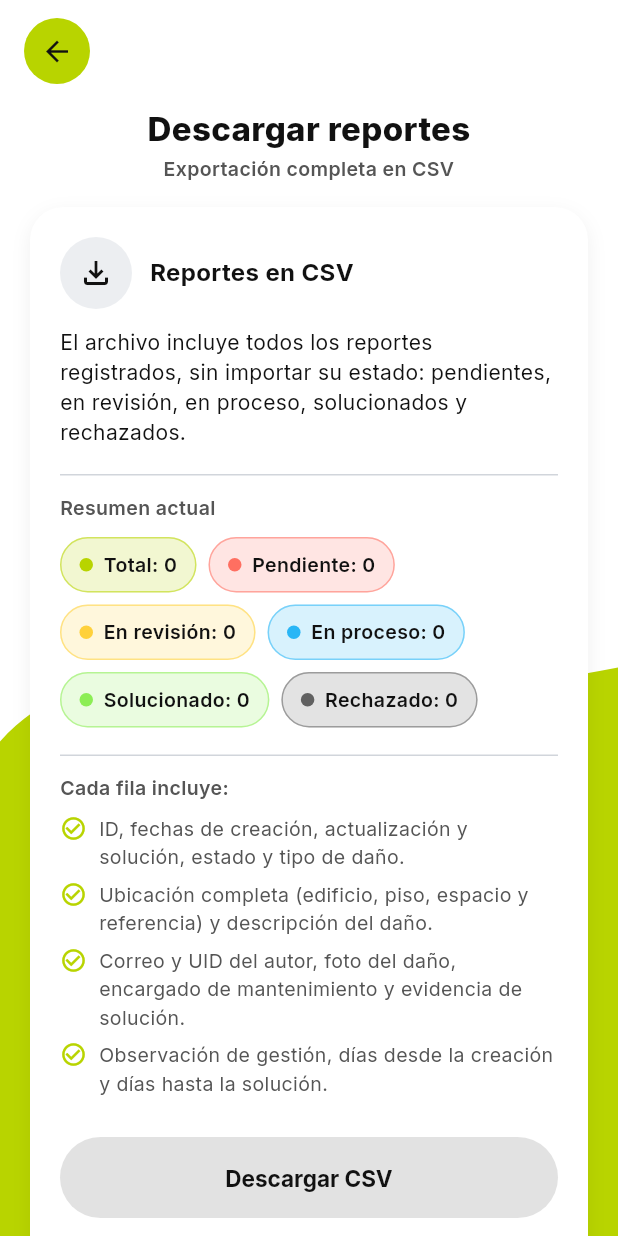
After one commit to JuanAyala21-IA/Prueba_Repcampusoft, a Flutter app: the ExportReportsScreen screen opened by its route, on a phone screen of 412 x 824 dp. The commit adds this screen. Run offline on Flutter 3.47's test engine with Material 3 defaults, Android fonts, the phone set to English and light mode, and no system bars; our stand-ins replace cloud_firestore, connectivity_plus, device_info_plus, firebase_auth, firebase_core, firebase_messaging and 9 more; missing offline and left inert: file_saver; accounts and stored records are empty.

Commit message:
Agrega exportacion CSV de todos los reportes para superadministrador

```diff
--- a/lib/features/home/presentation/admin_home_screen.dart
+++ b/lib/features/home/presentation/admin_home_screen.dart
@@ -174,6 +174,11 @@ class AdminHomeScreen extends ConsumerWidget {
                           titulo: 'Fallas de la app',
                           onTap: () => context.push(AppRoutes.fallasApp),
                         ),
+                        DashboardTile(
+                          icono: Icons.file_download_outlined,
+                          titulo: 'Descargar reportes (CSV)',
+                          onTap: () => context.push(AppRoutes.exportarReportes),
+                        ),
                       ],
                     ],
                   ),
--- a/lib/features/reportes/data/firebase_reporte_repository.dart
+++ b/lib/features/reportes/data/firebase_reporte_repository.dart
@@ -584,6 +584,8 @@ class FirebaseReporteRepository implements ReporteRepository {
       estado: EstadoReporte.fromValor(data['estado'] as String),
       tieneFoto: data['tieneFoto'] as bool? ?? false,
       creadoEn: (data['creadoEn'] as Timestamp?)?.toDate() ?? DateTime.now(),
+      actualizadoEn: (data['actualizadoEn'] as Timestamp?)?.toDate(),
+      observacionAdmin: data['observacionAdmin'] as String?,
       encargadoUid: data['encargadoUid'] as String?,
       encargadoNombre: data['encargadoNombre'] as String?,
       asignadoA: data['asignadoA'] as String?,
--- a/lib/features/reportes/domain/reporte.dart
+++ b/lib/features/reportes/domain/reporte.dart
@@ -99,6 +99,8 @@ class Reporte {
     required this.estado,
     required this.tieneFoto,
     required this.creadoEn,
+    this.actualizadoEn,
+    this.observacionAdmin,
     this.encargadoUid,
     this.encargadoNombre,
     this.asignadoA,
@@ -129,6 +131,14 @@ class Reporte {
   /// `tieneFoto == true` si existe `reports/{id}/media/foto` (§2.4/RNF-06).
   final bool tieneFoto;
   final DateTime creadoEn;
+
+  /// Última modificación del reporte (`actualizadoEn` en Firestore). También
+  /// marca la fecha de solución cuando [estado] es `Solucionado`.
+  final DateTime? actualizadoEn;
+
+  /// Observación escrita por el funcionario al gestionar el reporte (por
+  /// ejemplo, el motivo del rechazo).
+  final String? observacionAdmin;
 
   /// Funcionario (administrativo o mantenimiento) que solucionó el daño.
   /// Se registra al pasar el reporte a `Solucionado`.
--- /dev/null
+++ b/lib/features/reportes/domain/reporte_csv.dart
@@ -0,0 +1,143 @@
+import 'reporte.dart';
+
+/// Separador usado en el CSV. Se usa `;` para que Excel en español (Colombia)
+/// abra el archivo directamente en columnas al hacer doble clic.
+const String separadorCsvReportes = ';';
+
+/// Encabezados del CSV de reportes, en el mismo orden en que se escriben las
+/// columnas. Se exponen para documentación y pruebas.
+const List<String> encabezadosCsvReportes = <String>[
+  'ID del reporte',
+  'Fecha de creación',
+  'Última actualización',
+  'Estado',
+  'Tipo de daño',
+  'Tipo de ubicación',
+  'Edificio',
+  'Piso',
+  'Espacio',
+  'Referencia',
+  'Ubicación completa',
+  'Descripción',
+  'Correo del autor',
+  'UID del autor',
+  'Tiene foto del daño',
+  'Asignado a',
+  'UID del asignado',
+  'Fecha de asignación',
+  'Solucionado por',
+  'UID de quien solucionó',
+  'Tiene evidencia de solución',
+  'Observación de gestión',
+  'Días desde la creación',
+  'Días hasta la solución',
+];
+
+/// Genera el contenido CSV (UTF-8 con BOM) con **todos** los reportes.
+///
+/// - Incluye todos los estados: Pendiente, En revisión, En proceso,
+///   Solucionado y Rechazado.
+/// - Ordena del más reciente al más antiguo por fecha de creación.
+/// - Escapa comillas, separadores y saltos de línea según RFC 4180.
+/// - Usa fechas locales en formato `dd/MM/yyyy HH:mm`.
+///
+/// [ahora] permite fijar el instante de cálculo de los días transcurridos en
+/// las pruebas; en producción se usa la fecha actual.
+String generarCsvReportes(List<Reporte> reportes, {DateTime? ahora}) {
+  final DateTime referencia = ahora ?? DateTime.now();
+  final List<Reporte> ordenados = List<Reporte>.of(reportes)
+    ..sort((Reporte a, Reporte b) => b.creadoEn.compareTo(a.creadoEn));
+
+  final StringBuffer buffer = StringBuffer()
+    ..write('\uFEFF')
+    ..write(encabezadosCsvReportes.map(_campoCsv).join(separadorCsvReportes))
+    ..write('\r\n');
+
+  for (final Reporte reporte in ordenados) {
+    final String? fechaSolucion = reporte.estado.valorFirestore == 'Solucionado'
+        ? _fecha(reporte.actualizadoEn)
+        : null;
+    final List<String> campos = <String>[
+      reporte.reporteId,
+      _fecha(reporte.creadoEn),
+      _fecha(reporte.actualizadoEn),
+      reporte.estado.nombre,
+      reporte.tipoDano,
+      reporte.tipoUbicacion.etiqueta,
+      reporte.edificio ?? '',
+      reporte.piso ?? '',
+      reporte.espacio,
+      reporte.referencia ?? '',
+      reporte.ubicacionTexto,
+      reporte.descripcion,
+      reporte.correoAutor,
+      reporte.uid,
+      _siNo(reporte.tieneFoto),
+      reporte.asignadoNombre ?? '',
+      reporte.asignadoA ?? '',
+      _fecha(reporte.asignadoEn),
+      reporte.encargadoNombre ?? '',
+      reporte.encargadoUid ?? '',
+      _siNo(reporte.tieneEvidenciaSolucion),
+      reporte.observacionAdmin ?? '',
+      _diasEntre(reporte.creadoEn, referencia).toString(),
+      fechaSolucion == null
+          ? ''
+          : _diasEntre(reporte.creadoEn, reporte.actualizadoEn!).toString(),
+    ];
+
+    buffer
+      ..write(campos.map(_campoCsv).join(separadorCsvReportes))
+      ..write('\r\n');
+  }
+
+  return buffer.toString();
+}
+
+/// Nombre sugerido del archivo, sin extensión (el guardador agrega `.csv`).
+/// Ejemplo: `reportes_repcampusoft_2026-11-07_1430`.
+String nombreArchivoCsvReportes(DateTime fecha) {
+  String dosDigitos(int valor) => valor.toString().padLeft(2, '0');
+  return 'reportes_repcampusoft_'
+      '${fecha.year}-${dosDigitos(fecha.month)}-${dosDigitos(fecha.day)}_'
+      '${dosDigitos(fecha.hour)}${dosDigitos(fecha.minute)}';
+}
+
+/// Fecha local `dd/MM/yyyy HH:mm`; vacía si el valor es `null`.
+String _fecha(DateTime? fecha) {
+  if (fecha == null) return '';
+  final DateTime local = fecha.toLocal();
+  String dosDigitos(int valor) => valor.toString().padLeft(2, '0');
+  return '${dosDigitos(local.day)}/${dosDigitos(local.month)}/${local.year} '
+      '${dosDigitos(local.hour)}:${dosDigitos(local.minute)}';
+}
+
+/// Días completos entre dos fechas (sin contar la hora).
+int _diasEntre(DateTime desde, DateTime hasta) {
+  final DateTime inicio = DateTime(desde.year, desde.month, desde.day);
+  final DateTime fin = DateTime(hasta.year, hasta.month, hasta.day);
+  final int dias = fin.difference(inicio).inDays;
+  return dias < 0 ? 0 : dias;
+}
+
+String _siNo(bool valor) => valor ? 'Sí' : 'No';
+
+/// Aplica las reglas de escape de RFC 4180 solo cuando el campo lo necesita.
+///
+/// Además neutraliza la inyección de fórmulas en Excel: si un texto generado
+/// por el usuario empieza por `=`, `+`, `-`, `@`, tabulador o retorno de carro,
+/// se antepone un apóstrofo para que Excel lo trate como texto.
+String _campoCsv(String valor) {
+  String texto = valor;
+  if (texto.isNotEmpty && '=+-@\t\r'.contains(texto[0])) {
+    texto = "'$texto";
+  }
+  final bool necesitaComillas =
+      texto.contains(separadorCsvReportes) ||
+      texto.contains('"') ||
+      texto.contains('\n') ||
+      texto.contains('\r') ||
+      texto != texto.trim();
+  if (!necesitaComillas) return texto;
+  return '"${texto.replaceAll('"', '""')}"';
+}
--- /dev/null
+++ b/lib/features/reportes/presentation/export_reports_screen.dart
@@ -0,0 +1,384 @@
+import 'package:flutter/material.dart';
+import 'package:flutter_riverpod/flutter_riverpod.dart';
+
+import '../../../core/theme/app_colors.dart';
+import '../../../core/theme/app_typography.dart';
+import '../../../core/theme/estado_reporte_style.dart';
+import '../../../shared/widgets/curved_green_background.dart';
+import '../../../shared/widgets/primary_button.dart';
+import '../../../shared/widgets/uts_header.dart';
+import '../data/providers/reporte_providers.dart';
+import '../data/reporte_csv_saver.dart';
+import '../domain/reporte.dart';
+import '../domain/reporte_csv.dart';
+
+/// Exportación de todos los reportes a CSV (solo superadministrador).
+///
+/// Muestra un resumen por estado y genera un archivo con la información
+/// completa de cada reporte usando el diálogo nativo de guardado.
+class ExportReportsScreen extends ConsumerStatefulWidget {
+  const ExportReportsScreen({super.key});
+
+  @override
+  ConsumerState<ExportReportsScreen> createState() =>
+      _ExportReportsScreenState();
+}
+
+class _ExportReportsScreenState extends ConsumerState<ExportReportsScreen> {
+  bool _guardando = false;
+
+  Future<void> _descargarCsv(List<Reporte> reportes) async {
+    setState(() => _guardando = true);
+    try {
+      final DateTime ahora = DateTime.now();
+      final String contenido = generarCsvReportes(reportes, ahora: ahora);
+      final String nombre = nombreArchivoCsvReportes(ahora);
+      final String? ruta = await ref
+          .read(reporteCsvSaverProvider)
+          .guardar(nombreArchivo: nombre, contenido: contenido);
+      if (!mounted) return;
+      _mostrarMensaje(
+        ruta == null
+            ? 'No se guardó el archivo.'
+            : 'CSV guardado con ${reportes.length} reportes.',
+      );
+    } catch (error) {
+      if (!mounted) return;
+      _mostrarMensaje('No se pudo guardar el CSV: $error');
+    } finally {
+      if (mounted) setState(() => _guardando = false);
+    }
+  }
+
+  void _mostrarMensaje(String mensaje) {
+    ScaffoldMessenger.of(context)
+      ..hideCurrentSnackBar()
+      ..showSnackBar(SnackBar(content: Text(mensaje)));
+  }
+
+  @override
+  Widget build(BuildContext context) {
+    final AsyncValue<List<Reporte>> reportesAsync = ref.watch(
+      todosLosReportesProvider((filtroEstado: null, filtroEdificio: null)),
+    );
+
+    return Scaffold(
+      body: CurvedGreenBackground(
+        child: SafeArea(
+          child: Column(
+            children: [
+              const UtsHeader(
+                titulo: 'Descargar reportes',
+                subtitulo: 'Exportación completa en CSV',
+                mostrarLogo: false,
+              ),
+              Expanded(
+                child: reportesAsync.when(
+                  loading: () =>
+                      const Center(child: CircularProgressIndicator()),
+                  error: (error, _) => _ErrorExportacion(
+                    mensaje: error.toString(),
+                    onReintentar: () => ref.invalidate(
+                      todosLosReportesProvider((
+                        filtroEstado: null,
+                        filtroEdificio: null,
+                      )),
+                    ),
+                  ),
+                  data: (reportes) => _ContenidoExportacion(
+                    reportes: reportes,
+                    guardando: _guardando,
+                    onDescargar: () => _descargarCsv(reportes),
+                  ),
+                ),
+              ),
+            ],
+          ),
+        ),
+      ),
+    );
+  }
+}
+
+class _ContenidoExportacion extends StatelessWidget {
+  const _ContenidoExportacion({
+    required this.reportes,
+    required this.guardando,
+    required this.onDescargar,
+  });
+
+  final List<Reporte> reportes;
+  final bool guardando;
+  final VoidCallback onDescargar;
+
+  @override
+  Widget build(BuildContext context) {
+    final bool sinReportes = reportes.isEmpty;
+
+    return SingleChildScrollView(
+      padding: const EdgeInsets.fromLTRB(20, 8, 20, 24),
+      child: Column(
+        crossAxisAlignment: CrossAxisAlignment.stretch,
+        children: [
+          Container(
+            padding: const EdgeInsets.all(20),
+            decoration: BoxDecoration(
+              color: AppColors.background,
+              borderRadius: BorderRadius.circular(22),
+              boxShadow: [
+                BoxShadow(
+                  color: AppColors.sombraTarjeta(0.06),
+                  blurRadius: 10,
+                  offset: const Offset(0, 4),
+                ),
+              ],
+            ),
+            child: Column(
+              crossAxisAlignment: CrossAxisAlignment.start,
+              children: [
+                Row(
+                  children: [
+                    Container(
+                      width: 48,
+                      height: 48,
+                      decoration: const BoxDecoration(
+                        color: AppColors.surface,
+                        shape: BoxShape.circle,
+                      ),
+                      child: const Icon(
+                        Icons.file_download_outlined,
+                        color: AppColors.textPrimary,
+                      ),
+                    ),
+                    const SizedBox(width: 12),
+                    Expanded(
+                      child: Text(
+                        'Reportes en CSV',
+                        style: AppTypography.textTheme.titleMedium?.copyWith(
+                          fontWeight: FontWeight.bold,
+                        ),
+                      ),
+                    ),
+                  ],
+                ),
+                const SizedBox(height: 12),
+                Text(
+                  'El archivo incluye todos los reportes registrados, sin '
+                  'importar su estado: pendientes, en revisión, en proceso, '
+                  'solucionados y rechazados.',
+                  style: AppTypography.textTheme.bodyMedium,
+                ),
+                const SizedBox(height: 18),
+                const Divider(color: AppColors.divider),
+                const SizedBox(height: 12),
+                Text(
+                  'Resumen actual',
+                  style: AppTypography.textTheme.titleSmall,
+                ),
+                const SizedBox(height: 10),
+                _ResumenEstados(reportes: reportes),
+                const SizedBox(height: 18),
+                const Divider(color: AppColors.divider),
+                const SizedBox(height: 12),
+                Text(
+                  'Cada fila incluye:',
+                  style: AppTypography.textTheme.titleSmall,
+                ),
+                const SizedBox(height: 8),
+                const _DetalleIncluido(
+                  texto:
+                      'ID, fechas de creación, actualización y solución, '
+                      'estado y tipo de daño.',
+                ),
+                const _DetalleIncluido(
+                  texto:
+                      'Ubicación completa (edificio, piso, espacio y '
+                      'referencia) y descripción del daño.',
+                ),
+                const _DetalleIncluido(
+                  texto:
+                      'Correo y UID del autor, foto del daño, encargado de '
+                      'mantenimiento y evidencia de solución.',
+                ),
+                const _DetalleIncluido(
+                  texto:
+                      'Observación de gestión, días desde la creación y días '
+                      'hasta la solución.',
+                ),
+                const SizedBox(height: 20),
+                PrimaryButton(
+                  texto: 'Descargar CSV',
+                  cargando: guardando,
+                  onPressed: sinReportes ? null : onDescargar,
+                ),
+                if (sinReportes) ...[
+                  const SizedBox(height: 10),
+                  Text(
+                    'Todavía no hay reportes para exportar.',
+                    textAlign: TextAlign.center,
+                    style: AppTypography.textTheme.bodySmall,
+                  ),
+                ],
+              ],
+            ),
+          ),
+          const SizedBox(height: 14),
+          Text(
+            'El archivo se guarda donde tú elijas desde el diálogo del '
+            'sistema. En Excel se abre directamente en columnas.',
+            textAlign: TextAlign.center,
+            style: AppTypography.textTheme.bodySmall?.copyWith(
+              color: AppColors.textSecondary,
+            ),
+          ),
+        ],
+      ),
+    );
+  }
+}
+
+class _ResumenEstados extends StatelessWidget {
+  const _ResumenEstados({required this.reportes});
+
+  final List<Reporte> reportes;
+
+  @override
+  Widget build(BuildContext context) {
+    final Map<EstadoReporte, int> conteos = <EstadoReporte, int>{
+      for (final EstadoReporte estado in EstadoReporte.values)
+        estado: reportes
+            .where((Reporte reporte) => reporte.estado == estado)
+            .length,
+    };
+
+    return Wrap(
+      spacing: 8,
+      runSpacing: 8,
+      children: [
+        _ContadorEstado(
+          etiqueta: 'Total',
+          cantidad: reportes.length,
+          color: AppColors.utsGreen,
+        ),
+        for (final EstadoReporte estado in EstadoReporte.values)
+          _ContadorEstado(
+            etiqueta: estado.nombre,
+            cantidad: conteos[estado] ?? 0,
+            color: estado.color,
+          ),
+      ],
+    );
+  }
+}
+
+class _ContadorEstado extends StatelessWidget {
+  const _ContadorEstado({
+    required this.etiqueta,
+    required this.cantidad,
+    required this.color,
+  });
+
+  final String etiqueta;
+  final int cantidad;
+  final Color color;
+
+  @override
+  Widget build(BuildContext context) {
+    return Container(
+      padding: const EdgeInsets.symmetric(horizontal: 12, vertical: 8),
+      decoration: BoxDecoration(
+        color: color.withValues(alpha: 0.18),
+        borderRadius: BorderRadius.circular(20),
+        border: Border.all(color: color.withValues(alpha: 0.55)),
+      ),
+      child: Row(
+        mainAxisSize: MainAxisSize.min,
+        children: [
+          Container(
+            width: 9,
+            height: 9,
+            decoration: BoxDecoration(color: color, shape: BoxShape.circle),
+          ),
+          const SizedBox(width: 7),
+          Text(
+            '$etiqueta: $cantidad',
+            style: AppTypography.textTheme.bodySmall?.copyWith(
+              fontWeight: FontWeight.w600,
+              color: AppColors.textPrimary,
+            ),
+          ),
+        ],
+      ),
+    );
+  }
+}
+
+class _DetalleIncluido extends StatelessWidget {
+  const _DetalleIncluido({required this.texto});
+
+  final String texto;
+
+  @override
+  Widget build(BuildContext context) {
+    return Padding(
+      padding: const EdgeInsets.only(bottom: 6),
+      child: Row(
+        crossAxisAlignment: CrossAxisAlignment.start,
+        children: [
+          const Icon(
+            Icons.check_circle_outline,
+            size: 18,
+            color: AppColors.utsGreen,
+          ),
+          const SizedBox(width: 8),
+          Expanded(
+            child: Text(texto, style: AppTypography.textTheme.bodySmall),
+          ),
+        ],
+      ),
+    );
+  }
+}
+
+class _ErrorExportacion extends StatelessWidget {
+  const _ErrorExportacion({required this.mensaje, required this.onReintentar});
+
+  final String mensaje;
+  final VoidCallback onReintentar;
+
+  @override
+  Widget build(BuildContext context) {
+    return Center(
+      child: Padding(
+        padding: const EdgeInsets.all(24),
+        child: Column(
+          mainAxisSize: MainAxisSize.min,
+          children: [
+            const Icon(
+              Icons.cloud_off_outlined,
+              size: 48,
+              color: AppColors.estadoPendiente,
+            ),
+            const SizedBox(height: 12),
+            Text(
+              'No se pudieron cargar los reportes.',
+              textAlign: TextAlign.center,
+              style: AppTypography.textTheme.titleMedium,
+            ),
+            const SizedBox(height: 6),
+            Text(
+              mensaje,
+              textAlign: TextAlign.center,
+              style: AppTypography.textTheme.bodySmall,
+            ),
+            const SizedBox(height: 16),
+            TextButton(
+              onPressed: onReintentar,
+              child: const Text('Reintentar'),
+            ),
+          ],
+        ),
+      ),
+    );
+  }
+}
--- a/pubspec.yaml
+++ b/pubspec.yaml
@@ -51,6 +51,7 @@ dependencies:
   firebase_messaging: ^16.7.1
   package_info_plus: ^10.2.2
   device_info_plus: ^13.3.0
+  file_saver: ^0.7.0
 
 dev_dependencies:
   flutter_test:
```
Also changed, not shown: lib/core/routes/app_router.dart (+7 -0 lines), lib/features/reportes/data/reporte_csv_saver.dart (added, +38 -0 lines), pubspec.lock, 10 other files.
